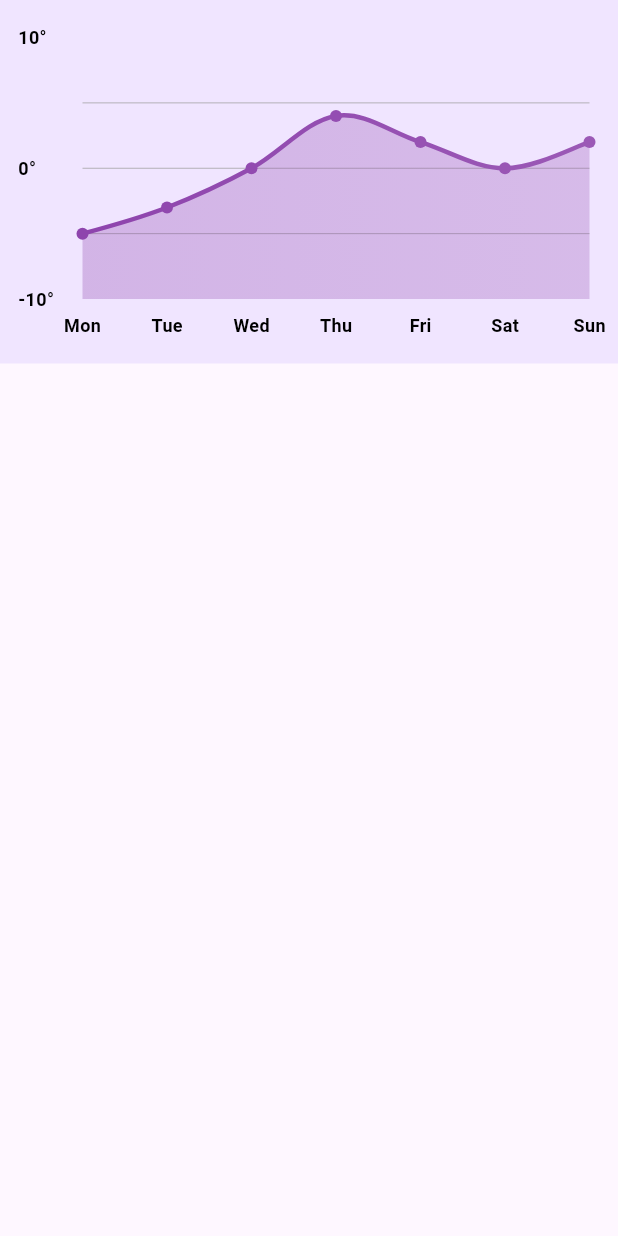
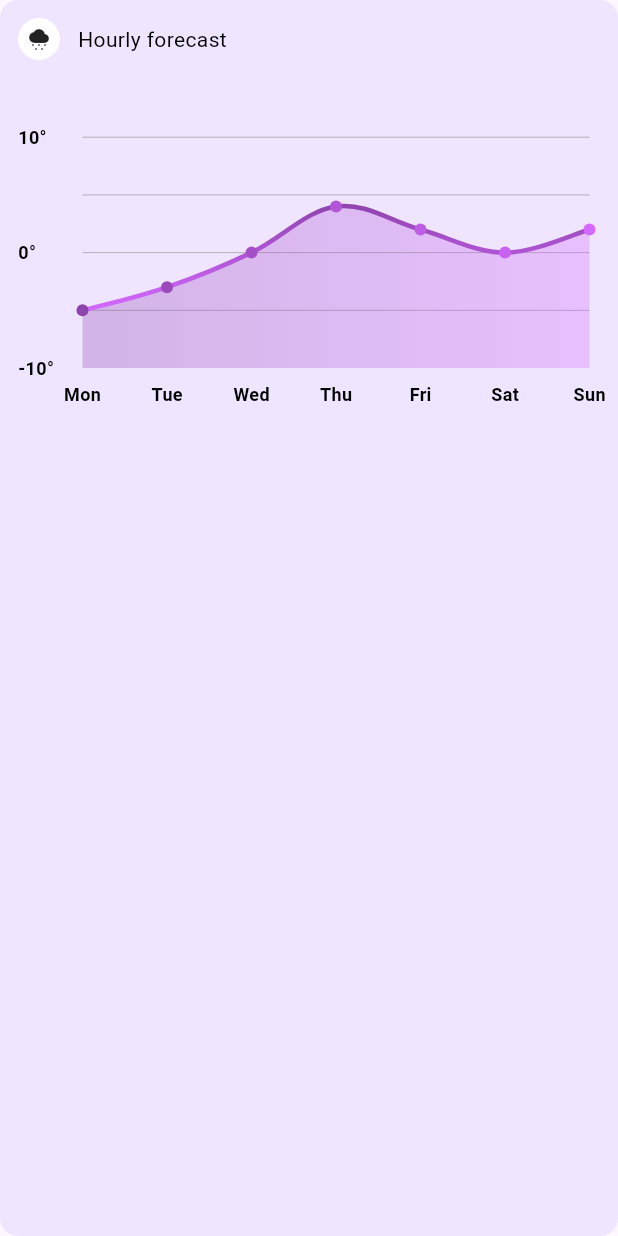
Before and after one commit to loremm34/weather-app, a Flutter app: the DayWeather widget shown alone on an empty page, opened directly, on a phone screen of 412 x 824 dp. Run offline on Flutter 3.47's test engine with Material 3 defaults, Android fonts, the phone set to English and light mode, and no system bars; drawn by our look-alikes of fl_chart; our stand-ins replace flutter_dotenv, flutter_riverpod.

Commit message:
another update

```diff
--- a/lib/presentation/weather/widgets/day_weather.dart
+++ b/lib/presentation/weather/widgets/day_weather.dart
@@ -7,26 +7,55 @@ class DayWeather extends StatelessWidget {
 
   List<Color> gradientColors = [
     const Color(0xFF8E44AD),
-    const Color(0xFF9B59B6),
+    const Color.fromARGB(255, 212, 104, 255),
   ];
 
   @override
   Widget build(BuildContext context) {
     return Container(
+      decoration: BoxDecoration(
           color: AppColor.containerBackgroundColor,
-      child: AspectRatio(
+          borderRadius: BorderRadius.circular(12)),
+      child: Column(
+        children: [
+          Row(
+            children: [
+              Padding(
+                padding: const EdgeInsets.all(12.0),
+                child: Container(
+                  decoration: const BoxDecoration(
+                    shape: BoxShape.circle,
+                    color: Colors.white,
+                  ),
+                  width: 28,
+                  height: 28,
+                  child: const Icon(
+                    Icons.cloudy_snowing,
+                    size: 16,
+                  ),
+                ),
+              ),
+              const Text(
+                'Hourly forecast',
+                style: TextStyle(color: Colors.black),
+              )
+            ],
+          ),
+          AspectRatio(
             aspectRatio: 1.70,
             child: Padding(
               padding: const EdgeInsets.only(
                 right: 18,
                 left: 12,
-            top: 24,
-            bottom: 12,
+                // top: 8,
+                bottom: 18,
               ),
               child: LineChart(
                 mainData(),
               ),
             ),
+          ),
+        ],
       ),
     );
   }
@@ -141,7 +170,7 @@ class DayWeather extends StatelessWidget {
       minX: 0,
       maxX: 6,
       minY: -10,
-      maxY: 10,
+      maxY: 15,
       lineBarsData: [
         LineChartBarData(
           spots: const [
@@ -155,6 +184,8 @@ class DayWeather extends StatelessWidget {
           ],
           isCurved: true,
           gradient: LinearGradient(
+            begin: Alignment.topCenter,
+            end: Alignment.bottomCenter,
             colors: gradientColors,
           ),
           barWidth: 3,
```
Lines whose indentation alone changed are shown as unchanged.
